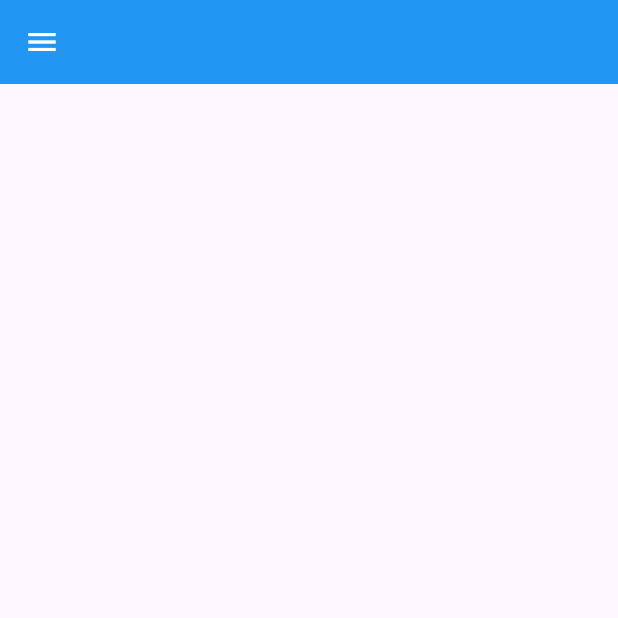
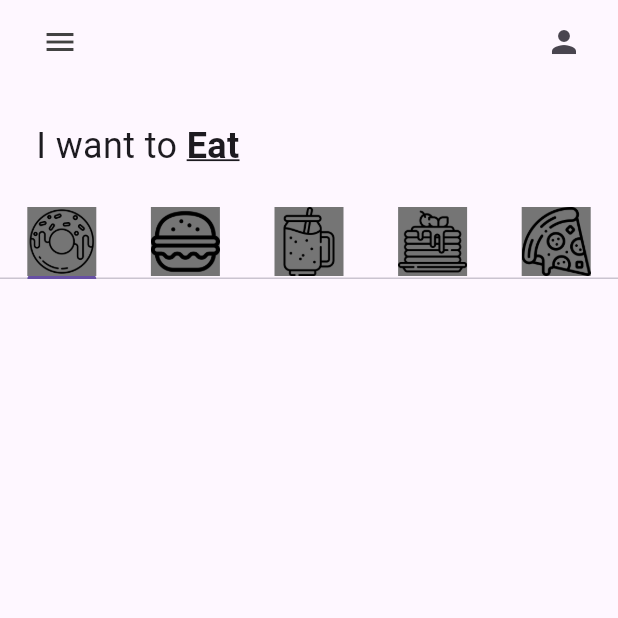
Before and after one commit to grafaelcarrillo/p1_donut_app_carrillo_gustavo, a Flutter app: the screen it shows after launch, on a phone screen of 412 x 824 dp, the top half of it. Run offline on Flutter 3.47's test engine with Material 3 defaults, Android fonts, the phone set to English and light mode, and no system bars.

Commit message:
íconos añadidos

```diff
--- a/lib/pages/home_page.dart
+++ b/lib/pages/home_page.dart
@@ -1,4 +1,5 @@
 import 'package:flutter/material.dart';
+import 'package:p1_donut_app_carrillo_gustavo/utils/my_tab.dart';
 
 class HomePage extends StatefulWidget {
   const HomePage({super.key});
@@ -8,12 +9,54 @@ class HomePage extends StatefulWidget {
 }
 
 class _HomePageState extends State<HomePage> {
+
+  List<Widget> myTabs = [
+    //donuttab
+    const MyTab(iconPath: "lib/icons/donut.png",),
+    //burgertab
+    const MyTab(iconPath: "lib/icons/burger.png",),
+    //smoothietab
+    const MyTab(iconPath: "lib/icons/smoothie.png",),
+    //pancaketab
+    const MyTab(iconPath: "lib/icons/pancakes.png",),
+    //pizzatab
+    const MyTab(iconPath: "lib/icons/pizza.png",),
+  ];
   @override
   Widget build(BuildContext context) {
-    return Scaffold(
-      appBar: AppBar(
-        backgroundColor: Colors.blue,
-        leading: const Icon(Icons.menu, color: Colors.white,)
+    return DefaultTabController(
+      length: myTabs.length,
+      child: Scaffold(
+        appBar: AppBar(
+          backgroundColor: Colors.transparent,
+        leading: Padding(
+          padding: const EdgeInsets.only(left: 24.0),
+          child: Icon(
+              Icons.menu,
+              color: Colors.grey[800],
+              ),
+          ),
+        actions: const [Padding(
+          padding: EdgeInsets.only(right:24.0),
+          child: Icon(Icons.person),
+          )],
+        ),
+        body: Column(children:[
+          //texto i want to eat
+          const Padding(
+            padding: EdgeInsets.all(24.0),
+            child: Row(
+              children: [
+                Text("I want to ", style: TextStyle(fontSize:24)),
+                Text("Eat", style: TextStyle(fontSize: 24, fontWeight:FontWeight.bold, decoration: TextDecoration.underline)),
+              ],
+            ),
+          ),
+          //tabbar
+          TabBar(tabs: myTabs),
+
+          //total del carrito
+        ],),
       ),
     );
   }
--- /dev/null
+++ b/lib/utils/my_tab.dart
@@ -0,0 +1,16 @@
+import 'package:flutter/material.dart';
+
+class MyTab extends StatelessWidget {
+  final String iconPath;
+  const MyTab({super.key, required this.iconPath});
+
+  @override
+  Widget build(BuildContext context) {
+    return Tab(
+      child: Container(
+        color: Colors.grey[600],
+        child: Image.asset(iconPath)
+      ),
+    );
+  }
+}
```
